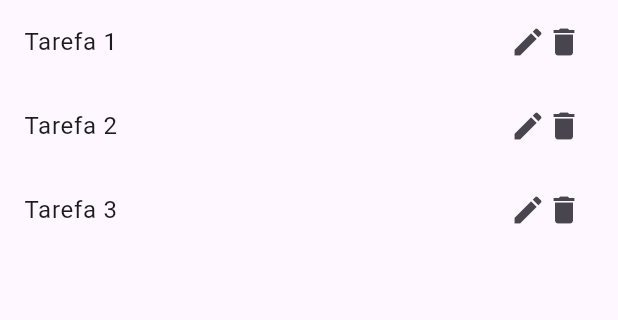
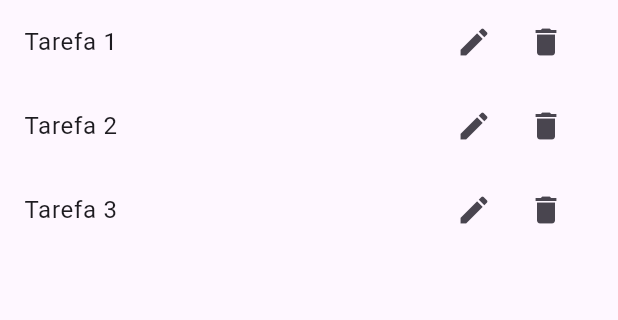
Before and after one commit to LarissaBeatrizCosta/academy, a Flutter app: the screen it shows after launch, on a phone screen of 412 x 824 dp, the part 84-404 px from its top. Run offline on Flutter 3.47's test engine with Material 3 defaults, Android fonts, the phone set to English and light mode, and no system bars; Roboto replaces fonts that are missing (Mukta-Bold).

Commit message:
função de deletar feita

```diff
--- a/exerciciosFixacaoFlutter/ap2_provider/lib/Views/TarefaView.dart
+++ b/exerciciosFixacaoFlutter/ap2_provider/lib/Views/TarefaView.dart
@@ -17,8 +17,10 @@ class TarefaView extends StatelessWidget {
       trailing: Row(
         mainAxisSize: MainAxisSize.min,
         children: [
-          Icon(Icons.edit),
-          Icon(Icons.delete),
+          IconButton(onPressed: () {}, icon: Icon(Icons.edit)),
+          IconButton(onPressed: () {
+            tarefaController.removerTarefas(tarefa);
+          }, icon: Icon(Icons.delete)),
         ],
       ),
     );
```
